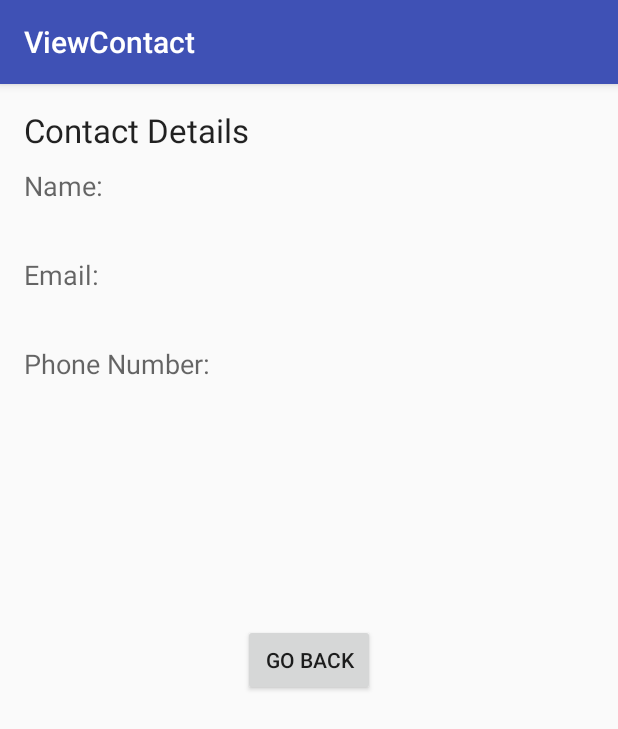
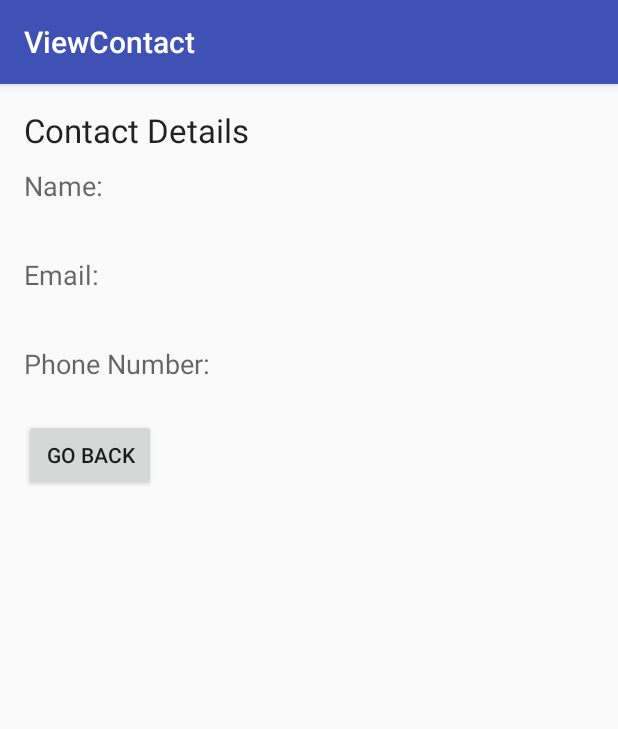
Before and after one commit to pdean1/PatrickDeanContacts, an Android app: the ViewContact screen opened directly, with no data from a screen before it, on a phone screen of 412 x 824 dp. Shown: the top 729 px of the screen. Run offline under Robolectric (Android 15) with nearby library versions, the phone set to English and light mode, and no system bars; 3 statements that could not run were skipped.

```diff
--- a/app/build.gradle
+++ b/app/build.gradle
@@ -27,4 +27,5 @@ dependencies {
     testCompile 'junit:junit:4.12'
     compile 'com.android.support:appcompat-v7:23.1.1'
     compile 'com.android.support:design:23.1.1'
+    compile 'com.google.android.gms:play-services-appindexing:8.1.0'
 }
--- a/app/src/main/AndroidManifest.xml
+++ b/app/src/main/AndroidManifest.xml
@@ -22,6 +22,11 @@
             android:name=".ViewContact"
             android:label="@string/title_activity_view_contact"
             android:theme="@style/AppTheme.NoActionBar"></activity>
+        <!-- ATTENTION: This was auto-generated to add Google Play services to your project for
+             App Indexing.  See https://g.co/AppIndexing/AndroidStudio for more information. -->
+        <meta-data
+            android:name="com.google.android.gms.version"
+            android:value="@integer/google_play_services_version" />
     </application>
 
 </manifest>
--- a/app/src/main/java/edu/westga/cs6242/patrickdeancontacts/ViewContact.java
+++ b/app/src/main/java/edu/westga/cs6242/patrickdeancontacts/ViewContact.java
@@ -2,14 +2,13 @@ package edu.westga.cs6242.patrickdeancontacts;
 
 import android.content.Intent;
 import android.os.Bundle;
-import android.support.design.widget.FloatingActionButton;
-import android.support.design.widget.Snackbar;
 import android.support.v7.app.AppCompatActivity;
 import android.support.v7.widget.Toolbar;
 import android.view.View;
 import android.widget.TextView;
 
 import edu.westga.cs6242.patrickdeancontacts.model.Contact;
+import edu.westga.cs6242.patrickdeancontacts.util.ContactAppUtil;
 
 public class ViewContact extends AppCompatActivity {
 
@@ -17,19 +16,18 @@ public class ViewContact extends AppCompatActivity {
     private TextView tvEmail;
     private TextView tvPhone;
 
-    private Contact c;
+    private Contact contact;
 
     @Override
     protected void onCreate(Bundle savedInstanceState) {
         super.onCreate(savedInstanceState);
-        this.c = (Contact) getIntent().getParcelableExtra(MainActivity.CONTACT_KEY);
+        this.contact = (Contact) getIntent().getParcelableExtra(ContactAppUtil.CONTACT_KEY);
         setContentView(R.layout.activity_view_contact);
         Toolbar toolbar = (Toolbar) findViewById(R.id.toolbar);
         setSupportActionBar(toolbar);
         this.tvName = (TextView) findViewById(R.id.tvName);
         this.tvEmail = (TextView) findViewById(R.id.tvEmail);
         this.tvPhone = (TextView) findViewById(R.id.tvPhone);
-
         this.buildDisplay();
     }
 
@@ -43,9 +41,9 @@ public class ViewContact extends AppCompatActivity {
         String email = "";
         String phone = "";
 
-        name = this.c.getFirstName() + " " + this.c.getLastName();
-        email = this.c.getEmailAddr();
-        phone = this.c.getPhoneNumberType() + ": " + this.c.getPhoneNumber();
+        name = this.contact.getFirstName() + " " + this.contact.getLastName();
+        email = this.contact.getEmailAddr();
+        phone = this.contact.getPhoneNumberType() + ": " + this.contact.getPhoneNumber();
 
         this.tvName.setText(name);
         this.tvEmail.setText(email);
--- a/app/src/main/res/layout/content_view_contact.xml
+++ b/app/src/main/res/layout/content_view_contact.xml
@@ -92,7 +92,9 @@
         android:layout_height="wrap_content"
         android:text="Go Back"
         android:id="@+id/bGoBack"
-        android:layout_centerVertical="true"
-        android:layout_centerHorizontal="true"
-        android:onClick="clickGoBack" />
+        android:onClick="clickGoBack"
+        android:layout_below="@+id/tvPhone"
+        android:layout_alignParentLeft="true"
+        android:layout_alignParentStart="true" />
+
 </RelativeLayout>
```
Also changed, not shown: app/src/main/java/edu/westga/cs6242/patrickdeancontacts/MainActivity.java (+14 -19 lines), app/src/main/java/edu/westga/cs6242/patrickdeancontacts/model/Contact.java (+38 -8 lines), app/src/main/java/edu/westga/cs6242/patrickdeancontacts/util/ContactAppUtil.java (added, +12 -0 lines).
